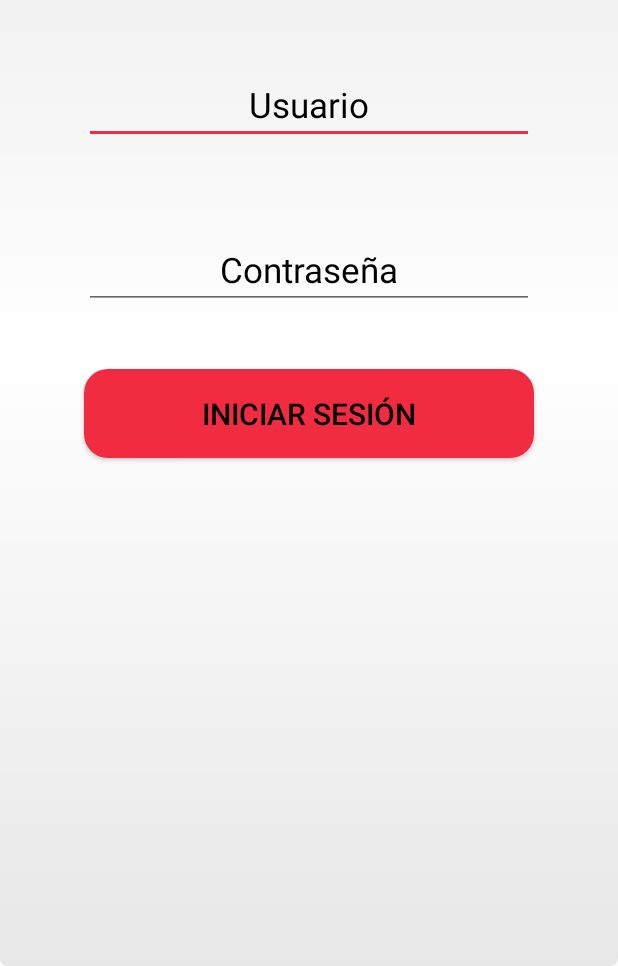
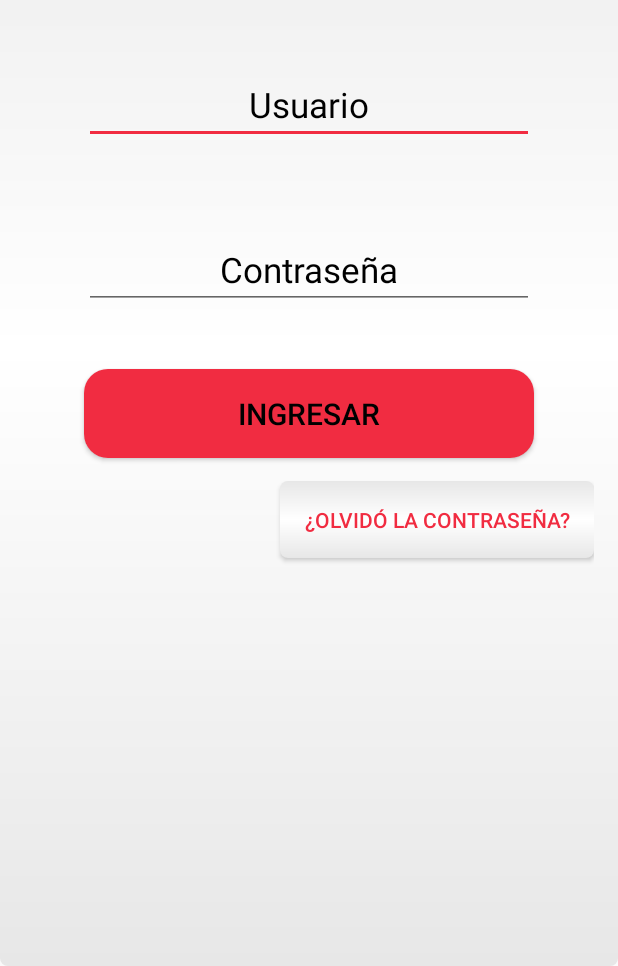
Before and after one commit to rafaelnunez/TemasavanzadosdelsoftwareApp, an Android app: the screen it shows after launch (MainActivity), on a phone screen of 412 x 824 dp, the part 270-1236 px from its top. Run offline under Robolectric (Android 15) with nearby library versions, the phone set to English and light mode, and no system bars.

Commit message:
Creación de vistas del login

```diff
--- a/app/src/main/java/com/softwaresolutions/temasavanzadosdelsoftwareapp/Vista/MainActivity.java
+++ b/app/src/main/java/com/softwaresolutions/temasavanzadosdelsoftwareapp/Vista/MainActivity.java
@@ -2,14 +2,45 @@ package com.softwaresolutions.temasavanzadosdelsoftwareapp.Vista;
 
 import android.support.v7.app.AppCompatActivity;
 import android.os.Bundle;
+import android.view.View;
+import android.widget.Button;
+import android.widget.EditText;
 
 import com.softwaresolutions.temasavanzadosdelsoftwareapp.R;
 
-public class MainActivity extends AppCompatActivity {
+public class MainActivity extends AppCompatActivity implements View.OnClickListener {
+
+    private Button btn_ingresar, btn_olvido_contrasena;
+    private EditText et_usuario, et_contrasena;
+    private Vista_Dialgo_Personalizado dialogo_personalizado;
 
     @Override
     protected void onCreate(Bundle savedInstanceState) {
         super.onCreate(savedInstanceState);
         setContentView(R.layout.activity_main);
+        et_usuario = (EditText) findViewById(R.id.et_usuario);
+        et_contrasena = (EditText) findViewById(R.id.et_contraseña);
+        btn_ingresar = (Button) findViewById(R.id.btn_ingresar);
+        btn_olvido_contrasena = (Button) findViewById(R.id.btn_olvido_contrasena);
+
+        btn_olvido_contrasena.setOnClickListener(this);
+    }
+
+    @Override
+    public void onClick(View v) {
+
+        switch (v.getId()){
+
+            case R.id.btn_ingresar:
+
+                break;
+
+            case R.id.btn_olvido_contrasena:
+                dialogo_personalizado = new Vista_Dialgo_Personalizado(getApplicationContext());
+                dialogo_personalizado.show();
+                break;
+
+
+        }
     }
 }
--- a/app/src/main/res/layout/activity_main.xml
+++ b/app/src/main/res/layout/activity_main.xml
@@ -23,10 +23,11 @@
         android:textSize="23dp"
         android:layout_gravity="center_horizontal"
         android:gravity="center_horizontal"
-        android:layout_marginTop="60dp"    />
+        android:layout_marginTop="60dp"
+        />
 
     <EditText
-        android:id="@+id/et_password"
+        android:id="@+id/et_contraseña"
         android:layout_width="300dp"
         android:layout_height="50dp"
         android:inputType="textPassword"
@@ -43,9 +44,20 @@
         android:layout_height="wrap_content"
         android:layout_marginTop="40dp"
         android:text="@string/msg_iniciarSesion"
-        android:id="@+id/btn_aceptar"
+        android:id="@+id/btn_ingresar"
         android:padding="16dp"
         android:textSize="20sp"
         android:elevation="5dp"/>
 
+    <Button
+        android:layout_width="wrap_content"
+        android:layout_height="wrap_content"
+        android:padding="16dp"
+        android:background="@drawable/background_login"
+        android:textColor="@color/colorAccent"
+        android:layout_marginTop="15dp"
+        android:text="@string/msg_cambiarcontraseña"
+        android:id="@+id/btn_olvido_contrasena"
+        android:layout_gravity="right" />
+
 </LinearLayout>
--- a/app/src/main/res/values/strings.xml
+++ b/app/src/main/res/values/strings.xml
@@ -3,9 +3,16 @@
 
     <!--********************* LOGIN **************************-->
 
-    <string name="msg_iniciarSesion">Iniciar sesión</string>
+    <string name="msg_iniciarSesion">Ingresar</string>
     <string name="msg_usuario">Usuario</string>
     <string name="msg_contraseña">Contraseña</string>
+    <string name="msg_cambiarcontraseña">¿Olvidó la contraseña?</string>
+
+    <!--********************* CAMBIAR CONTRASEÑA **************************-->
+
+    <string name="msg_correo">Correo</string>
+    <string name="msg_recuperar">Recuperar</string>
+
 
 
 
```
Also changed, not shown: app/src/main/java/com/softwaresolutions/temasavanzadosdelsoftwareapp/Vista/Vista_Dialgo_Personalizado.java (added, +45 -0 lines), app/src/main/res/layout/layout_cambiar_contrasena.xml (added, +25 -0 lines), app/src/main/res/values/styles.xml (+11 -0 lines).
